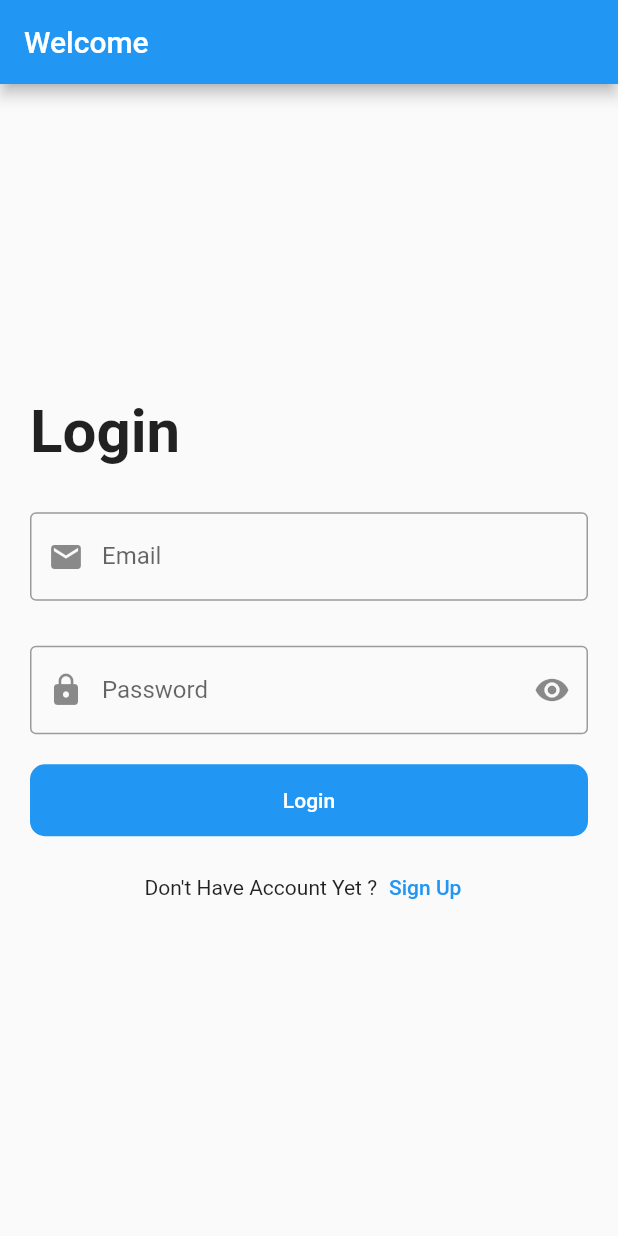
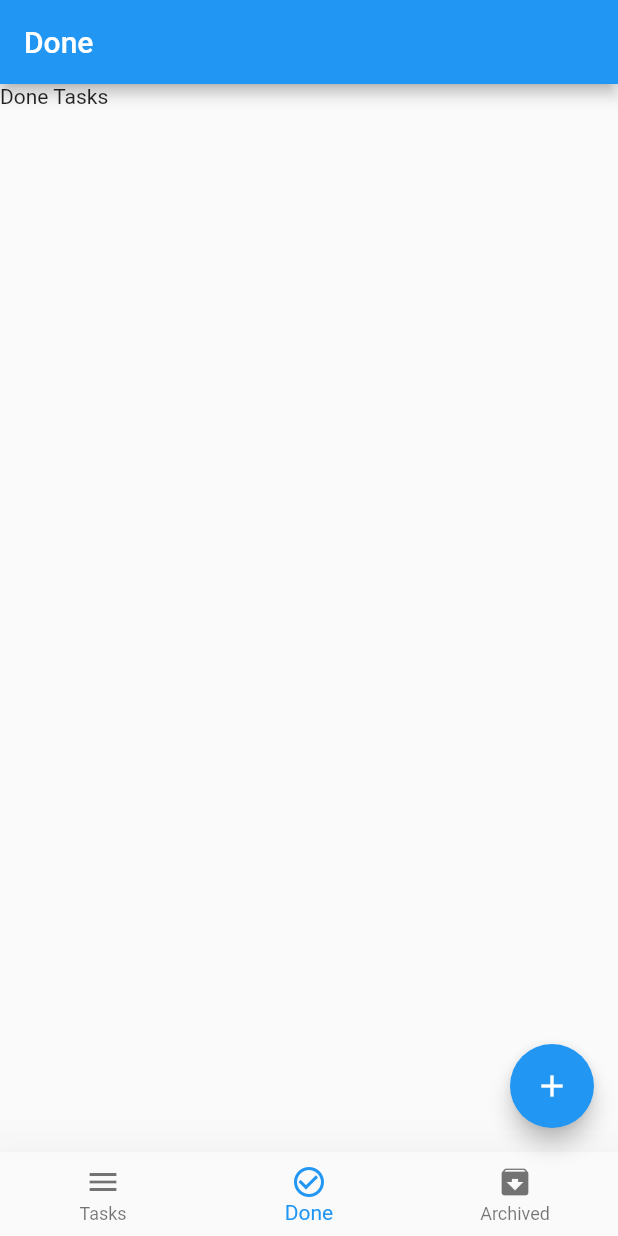
Before and after one commit to Eslamyounis34/FlutterDemo, a Flutter app: the screen it shows after launch, on a phone screen of 412 x 824 dp. Run offline on Flutter 3.47's test engine with Material 2 defaults, Android fonts, the phone set to English and light mode, and no system bars.

Commit message:
Tasks todo app with bottom navigation

```diff
--- /dev/null
+++ b/lib/layout/home_layout.dart
@@ -0,0 +1,49 @@
+import 'package:flutter/cupertino.dart';
+import 'package:flutter/material.dart';
+import 'package:helloworldfutter/modules/add_new_task/new_task.dart';
+import 'package:helloworldfutter/modules/archived_tasks/archived_task.dart';
+import 'package:helloworldfutter/modules/done_tasks/done_tasks.dart';
+
+class HomeScreen extends StatefulWidget {
+  const HomeScreen({Key? key}) : super(key: key);
+
+  @override
+  _HomeScreenState createState() => _HomeScreenState();
+}
+
+class _HomeScreenState extends State<HomeScreen> {
+  int currentIndex = 1;
+  List<Widget> screens = [NewTaskScreen(), DoneTasks(), ArchivedTasks()];
+  List<String> titles = ['Tasks', 'Done', 'Archived'];
+
+
+  @override
+  Widget build(BuildContext context) {
+    return Scaffold(
+      appBar: AppBar(
+        title: Text(titles[currentIndex]),
+      ),
+      body: screens[currentIndex],
+      floatingActionButton: FloatingActionButton(
+        onPressed: () {},
+        child: Icon(Icons.add),
+      ),
+      bottomNavigationBar: BottomNavigationBar(
+        type: BottomNavigationBarType.fixed,
+        elevation: 30,
+        currentIndex: currentIndex,
+        onTap: (index) {
+          setState(() {
+            currentIndex = index;
+          });
+        },
+        items: [
+          BottomNavigationBarItem(icon: Icon(Icons.menu), label: 'Tasks'),
+          BottomNavigationBarItem(
+              icon: Icon(Icons.check_circle_outline), label: 'Done'),
+          BottomNavigationBarItem(icon: Icon(Icons.archive), label: 'Archived')
+        ],
+      ),
+    );
+  }
+}
--- a/lib/main.dart
+++ b/lib/main.dart
@@ -1,4 +1,5 @@
 import 'package:flutter/material.dart';
+import 'package:helloworldfutter/layout/home_layout.dart';
 import 'package:helloworldfutter/modules/bmi/bmi_screen.dart';
 import 'package:helloworldfutter/modules/counter/counterScreen.dart';
 import 'package:helloworldfutter/modules/login/login_screen.dart';
@@ -12,7 +13,7 @@ class myApp extends StatelessWidget{
   @override
   Widget build(BuildContext context) {
     return   MaterialApp(
-      home: LoginScreen(),
+      home: HomeScreen(),
     );
   }
 
--- /dev/null
+++ b/lib/modules/done_tasks/done_tasks.dart
@@ -0,0 +1,15 @@
+import 'package:flutter/cupertino.dart';
+
+class DoneTasks extends StatefulWidget {
+  const DoneTasks({Key? key}) : super(key: key);
+
+  @override
+  _DoneTasksState createState() => _DoneTasksState();
+}
+
+class _DoneTasksState extends State<DoneTasks> {
+  @override
+  Widget build(BuildContext context) {
+    return Text("Done Tasks");
+  }
+}
```
Also changed, not shown: lib/modules/add_new_task/new_task.dart (added, +15 -0 lines), lib/modules/archived_tasks/archived_task.dart (added, +15 -0 lines), 1 other file.
